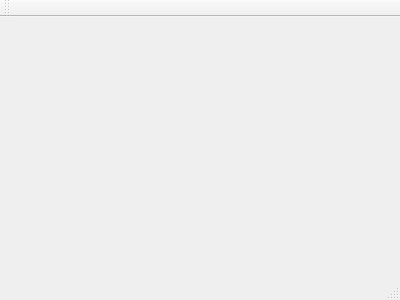
Old version of the form qt_test_git/mainwindow.ui in the repository LMNcnu/qt_creator_git_test.
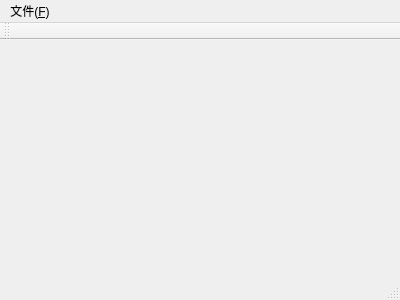
New version of the form.

The edit to the form file:
```diff
--- a/qt_test_git/mainwindow.ui
+++ b/qt_test_git/mainwindow.ui
@@ -12,13 +12,40 @@
   <property name="windowTitle" >
    <string>MainWindow</string>
   </property>
-  <widget class="QMenuBar" name="menuBar" />
-  <widget class="QToolBar" name="mainToolBar" />
-  <widget class="QWidget" name="centralWidget" />
-  <widget class="QStatusBar" name="statusBar" />
+  <widget class="QWidget" name="centralWidget"/>
+  <widget class="QMenuBar" name="menuBar">
+   <property name="geometry">
+    <rect>
+     <x>0</x>
+     <y>0</y>
+     <width>400</width>
+     <height>28</height>
+    </rect>
+   </property>
+   <widget class="QMenu" name="menu_F">
+    <property name="title">
+     <string>文件(&amp;F)</string>
+    </property>
+    <addaction name="action"/>
+   </widget>
+   <addaction name="menu_F"/>
+  </widget>
+  <widget class="QToolBar" name="mainToolBar">
+   <attribute name="toolBarArea">
+    <enum>TopToolBarArea</enum>
+   </attribute>
+   <attribute name="toolBarBreak">
+    <bool>false</bool>
+   </attribute>
+  </widget>
+  <widget class="QStatusBar" name="statusBar"/>
+  <action name="action">
+   <property name="text">
+    <string>打开</string>
+   </property>
+  </action>
  </widget>
- <layoutDefault spacing="6" margin="11" />
- <pixmapfunction></pixmapfunction>
+ <layoutdefault spacing="6" margin="11"/>
  <resources/>
  <connections/>
 </ui>
```
Left out of the diff: 7 changed lines with no effect on the pictures.
